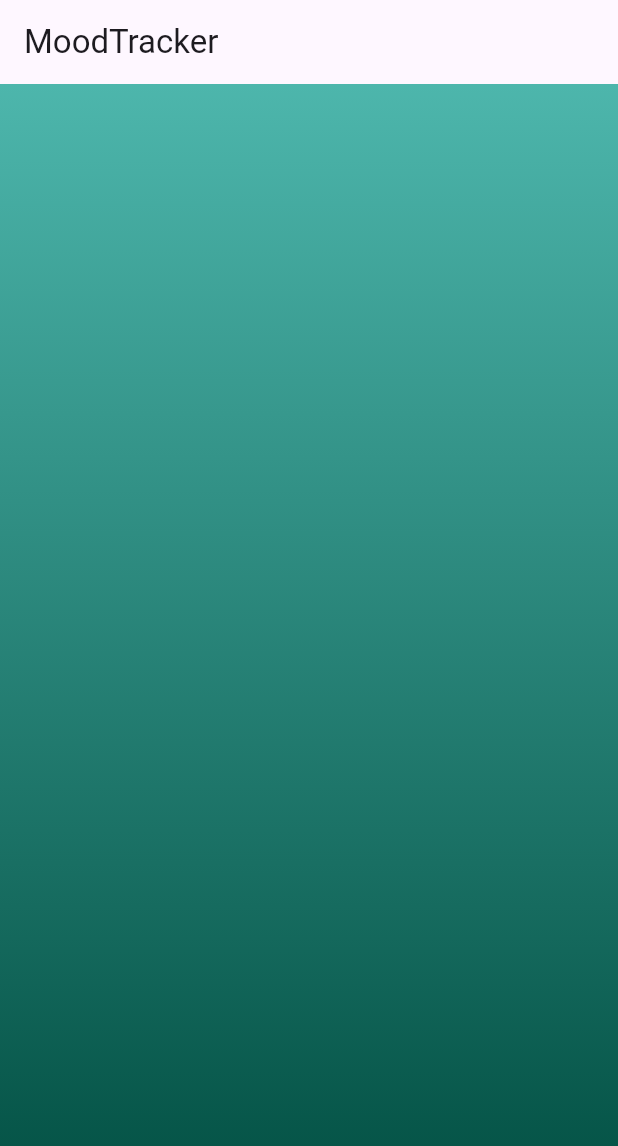
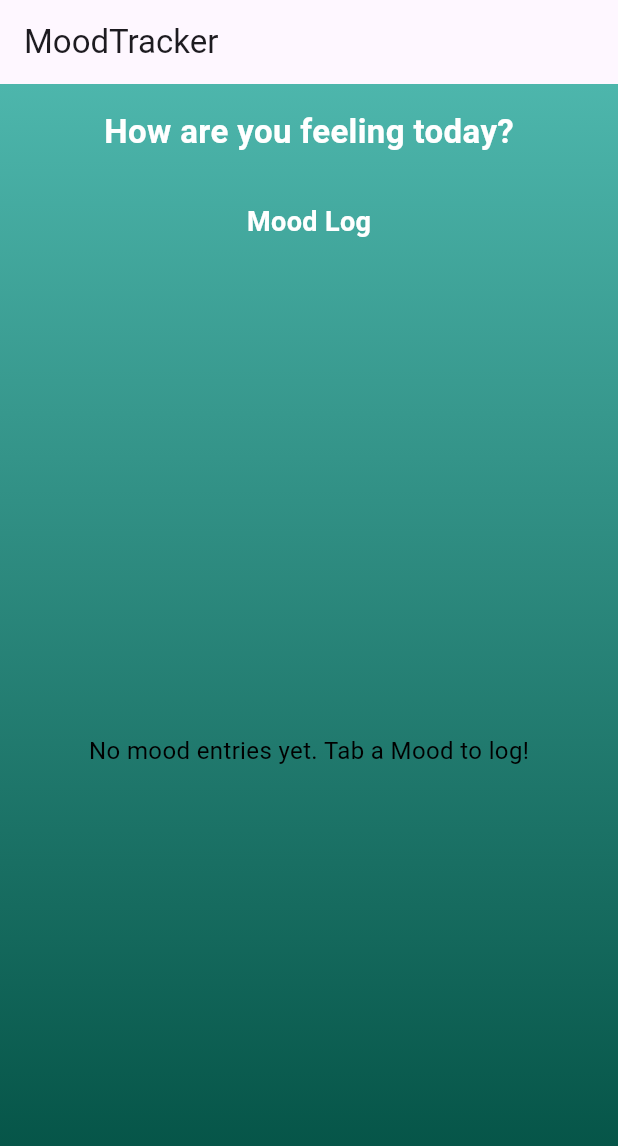
Before and after one commit to Aathi18/MoodTracker, a Flutter app: the screen it shows after launch, on a phone screen of 412 x 824 dp. Shown: the top 1146 px of the screen. Run offline on Flutter 3.47's test engine with Material 3 defaults, Android fonts, the phone set to English and light mode, and no system bars.

Commit message:
Enter the text views

```diff
--- a/lib/main.dart
+++ b/lib/main.dart
@@ -134,7 +134,40 @@ class _MoodTrackerHomePageState extends State <MoodTrackerHomePage>{
             begin: Alignment.topCenter,
             end: Alignment.bottomCenter,)
           ),
+
+          child: SafeArea(child:Column(
+            children: [
+              const Padding(padding: EdgeInsets.all(16.0),
+              child: Text("How are you feeling today?",
+              style: TextStyle(fontSize: 22,color: Colors.white,fontWeight: FontWeight.w600),),),
+
+              //Mood Rows
+
+
+              //Mood Log Section
+              const Padding(padding:EdgeInsets.all(16.0),
+              child: Text("Mood Log",style: TextStyle(
+                fontSize: 18,color: Colors.white,
+                  fontWeight: FontWeight.bold
+              ),
+              ),
+              ),
+              Expanded(child: _moodLog.isEmpty?
+              const Center(
+                child: Text("No mood entries yet. Tab a Mood to log!",
+                  style: TextStyle(
+                    fontSize: 16,
+                    color: Colors.black),
+                ),
+              )
+                  :ListView()
+              )
+            ],
+
+
+          )),
         ),
+
     );
 
   }
```
